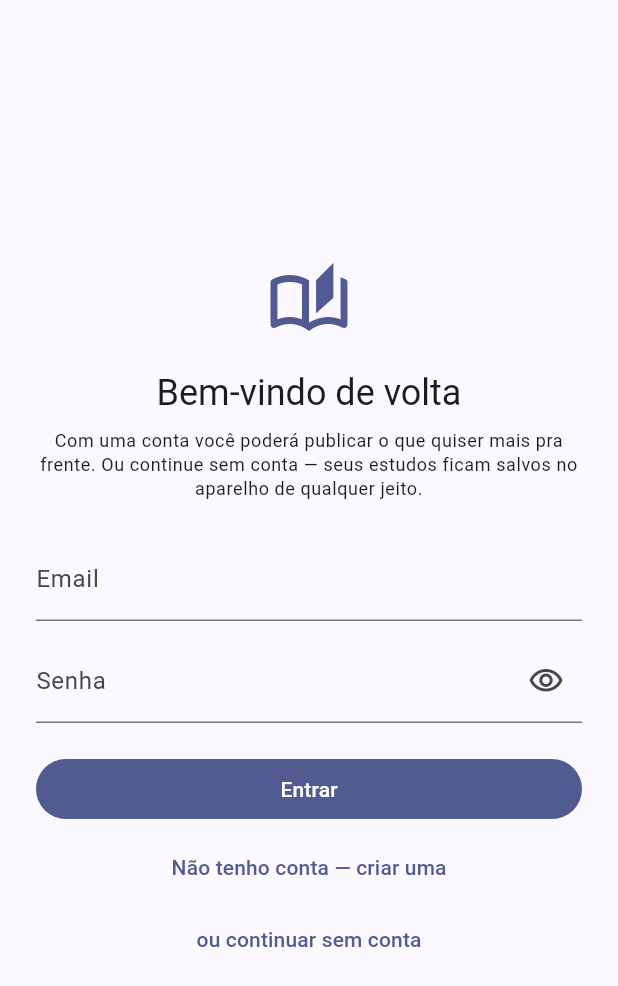
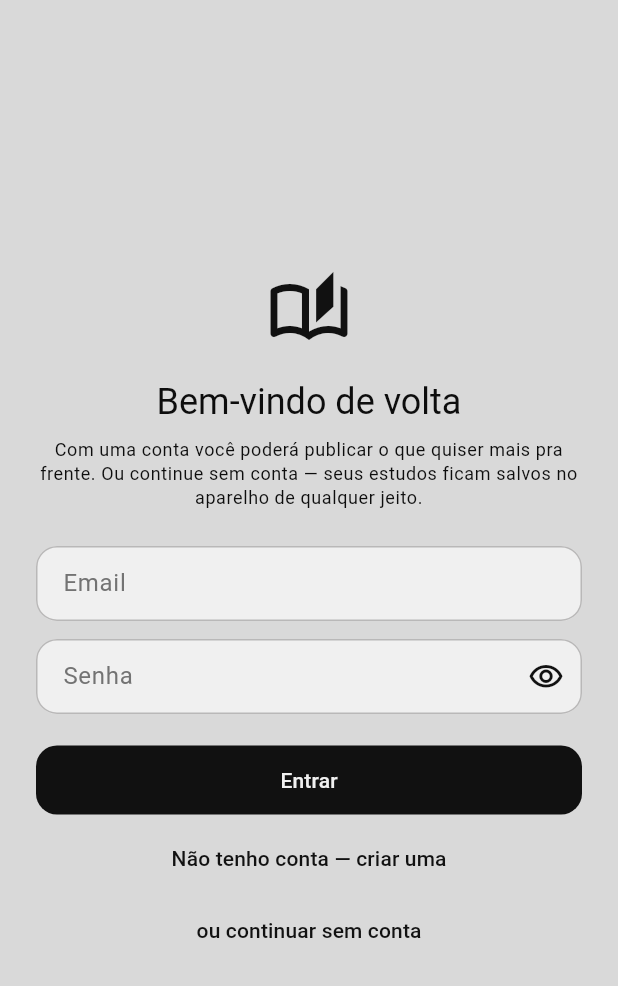
Before and after one commit to ArthurM749/app_estudos, a Flutter app: the screen it shows after launch, on a phone screen of 412 x 824 dp. Shown: the top 986 px of the screen. Run offline on Flutter 3.47's test engine with Material 3 defaults, Android fonts, the phone set to English and light mode, and no system bars; our stand-ins replace fl_chart, sqflite, sqflite_common_ffi, sqflite_common_ffi_web, supabase_flutter; accounts and stored records are empty.

Commit message:
modified:   lib/main.dart 	modified:   lib/screens/home_screen.dart 	new file:   lib/theme/app_theme.dart 	modified:   lib/widgets/dialogo_projeto.dart 	modified:   lib/widgets/grafico_pontos_semana.dart

```diff
--- a/lib/main.dart
+++ b/lib/main.dart
@@ -5,6 +5,7 @@ import 'package:supabase_flutter/supabase_flutter.dart';
 import 'config/supabase_config.dart';
 import 'data/app_state.dart';
 import 'screens/porta_de_entrada.dart';
+import 'theme/app_theme.dart';
 
 Future<void> main() async {
   WidgetsFlutterBinding.ensureInitialized();
@@ -29,16 +30,8 @@ class AppEstudos extends StatelessWidget {
           return MaterialApp(
             title: 'App de Estudos',
             debugShowCheckedModeBanner: false,
-            theme: ThemeData(
-              colorSchemeSeed: Colors.indigo,
-              brightness: Brightness.light,
-              useMaterial3: true,
-            ),
-            darkTheme: ThemeData(
-              colorSchemeSeed: Colors.indigo,
-              brightness: Brightness.dark,
-              useMaterial3: true,
-            ),
+            theme: AppTheme.light,
+            darkTheme: AppTheme.dark,
             themeMode: appState.tema,
             home: const PortaDeEntrada(),
           );
--- /dev/null
+++ b/lib/theme/app_theme.dart
@@ -0,0 +1,284 @@
+import 'package:flutter/material.dart';
+
+/// Identidade visual centralizada do App de Estudos.
+///
+/// O tema claro mantém a paleta monocromática anterior.
+/// O tema escuro usa apenas carvão, cinza e azul-acinzentado.
+class AppPalette {
+  AppPalette._();
+
+  // Tema claro: monocromático.
+  static const Color lightBackground = Color(0xFFD9D9D9);
+  static const Color lightSurface = Color(0xFFF0F0F0);
+  static const Color lightCard = Color(0xFFEAEAEA);
+  static const Color lightText = Color(0xFF0D0D0D);
+  static const Color lightMuted = Color(0xFF737373);
+  static const Color lightBorder = Color.fromARGB(255, 185, 184, 184);
+  static const Color graphite = Color.fromARGB(255, 17, 17, 17);
+
+  // Tema escuro: carvão, cinza e azul-acinzentado.
+  static const Color darkBackground = Color(0xFF0A0B0D);
+  static const Color darkSurface = Color(0xFF1A1E26);
+  static const Color darkCard = Color(0xFF1A1E26);
+  static const Color slateBlue = Color(0xFF536173);
+  static const Color paleSlateBlue = Color(0xFF8593A6);
+  static const Color darkText = Color(0xFFE2E6EC);
+  static const Color darkMuted = Color(0xFF8593A6);
+  static const Color darkBorder = Color(0xFF536173);
+}
+
+class AppTheme {
+  AppTheme._();
+
+  static ThemeData get light {
+    const colors = ColorScheme.light(
+      primary: AppPalette.graphite,
+      onPrimary: AppPalette.lightSurface,
+      primaryContainer: AppPalette.lightBorder,
+      onPrimaryContainer: AppPalette.lightText,
+      secondary: AppPalette.lightMuted,
+      onSecondary: AppPalette.lightSurface,
+      secondaryContainer: AppPalette.lightBackground,
+      onSecondaryContainer: AppPalette.lightText,
+      tertiary: AppPalette.graphite,
+      onTertiary: AppPalette.lightSurface,
+      error: AppPalette.graphite,
+      onError: AppPalette.lightSurface,
+      surface: AppPalette.lightSurface,
+      onSurface: AppPalette.lightText,
+      onSurfaceVariant: AppPalette.graphite,
+      outline: AppPalette.lightMuted,
+      outlineVariant: AppPalette.lightBorder,
+      inverseSurface: AppPalette.graphite,
+      onInverseSurface: AppPalette.lightSurface,
+      inversePrimary: AppPalette.lightBackground,
+      surfaceTint: AppPalette.graphite,
+    );
+
+    return ThemeData(
+      useMaterial3: true,
+      brightness: Brightness.light,
+      colorScheme: colors,
+      scaffoldBackgroundColor: AppPalette.lightBackground,
+      canvasColor: AppPalette.lightBackground,
+      cardColor: AppPalette.lightCard,
+      dividerColor: AppPalette.lightBorder.withOpacity(0.65),
+      shadowColor: const Color(0x22000000),
+      appBarTheme: const AppBarTheme(
+        backgroundColor: AppPalette.lightBackground,
+        foregroundColor: AppPalette.lightText,
+        elevation: 0,
+        scrolledUnderElevation: 0,
+        centerTitle: false,
+      ),
+      navigationBarTheme: NavigationBarThemeData(
+        backgroundColor: AppPalette.lightSurface,
+        indicatorColor: AppPalette.lightBackground,
+        elevation: 0,
+        labelTextStyle: MaterialStateProperty.resolveWith<TextStyle?>((states) {
+          final selected = states.contains(MaterialState.selected);
+          return TextStyle(
+            color: selected ? AppPalette.graphite : AppPalette.lightMuted,
+            fontWeight: selected ? FontWeight.w700 : FontWeight.w500,
+            fontSize: 12,
+          );
+        }),
+        iconTheme: MaterialStateProperty.resolveWith<IconThemeData?>((states) {
+          final selected = states.contains(MaterialState.selected);
+          return IconThemeData(
+            color: selected ? AppPalette.graphite : AppPalette.lightMuted,
+          );
+        }),
+      ),
+      filledButtonTheme: FilledButtonThemeData(
+        style: FilledButton.styleFrom(
+          backgroundColor: AppPalette.graphite,
+          foregroundColor: AppPalette.lightSurface,
+          disabledBackgroundColor: AppPalette.lightBorder,
+          disabledForegroundColor: AppPalette.lightMuted,
+          shape: RoundedRectangleBorder(borderRadius: BorderRadius.circular(14)),
+          padding: const EdgeInsets.symmetric(horizontal: 18, vertical: 13),
+        ),
+      ),
+      outlinedButtonTheme: OutlinedButtonThemeData(
+        style: OutlinedButton.styleFrom(
+          foregroundColor: AppPalette.graphite,
+          side: const BorderSide(color: AppPalette.lightMuted),
+          shape: RoundedRectangleBorder(borderRadius: BorderRadius.circular(14)),
+          padding: const EdgeInsets.symmetric(horizontal: 16, vertical: 12),
+        ),
+      ),
+      inputDecorationTheme: InputDecorationTheme(
+        filled: true,
+        fillColor: AppPalette.lightSurface,
+        labelStyle: const TextStyle(color: AppPalette.lightMuted),
+        hintStyle: const TextStyle(color: AppPalette.lightMuted),
+        contentPadding: const EdgeInsets.symmetric(horizontal: 14, vertical: 13),
+        border: OutlineInputBorder(
+          borderRadius: BorderRadius.circular(14),
+          borderSide: const BorderSide(color: AppPalette.lightBorder),
+        ),
+        enabledBorder: OutlineInputBorder(
+          borderRadius: BorderRadius.circular(14),
+          borderSide: const BorderSide(color: AppPalette.lightBorder),
+        ),
+        focusedBorder: OutlineInputBorder(
+          borderRadius: BorderRadius.circular(14),
+          borderSide: const BorderSide(color: AppPalette.graphite, width: 1.6),
+        ),
+      ),
+      dividerTheme: const DividerThemeData(
+        color: AppPalette.lightBorder,
+        thickness: 0.7,
+        space: 1,
+      ),
+      progressIndicatorTheme: const ProgressIndicatorThemeData(
+        color: AppPalette.graphite,
+        linearTrackColor: AppPalette.lightBorder,
+        circularTrackColor: AppPalette.lightBorder,
+      ),
+      sliderTheme: const SliderThemeData(
+        activeTrackColor: AppPalette.graphite,
+        inactiveTrackColor: AppPalette.lightBorder,
+        thumbColor: AppPalette.graphite,
+        overlayColor: Color(0x1F404040),
+      ),
+      textSelectionTheme: const TextSelectionThemeData(
+        cursorColor: AppPalette.graphite,
+        selectionColor: Color(0x55404040),
+        selectionHandleColor: AppPalette.graphite,
+      ),
+    );
+  }
+
+  static ThemeData get dark {
+    const colors = ColorScheme.dark(
+      // Quase branco: ações principais. Azul-acinzentado fica reservado
+      // para gráficos, progresso e detalhes secundários.
+      primary: AppPalette.darkText,
+      onPrimary: AppPalette.darkBackground,
+      primaryContainer: AppPalette.darkSurface,
+      onPrimaryContainer: AppPalette.darkText,
+
+      // Tons mais escuros de azul-acinzentado: gráfico e elementos secundários.
+      secondary: AppPalette.slateBlue,
+      onSecondary: AppPalette.darkText,
+      secondaryContainer: AppPalette.darkSurface,
+      onSecondaryContainer: AppPalette.darkText,
+      tertiary: AppPalette.paleSlateBlue,
+      onTertiary: AppPalette.darkBackground,
+
+      // Mantém até os estados de erro dentro da identidade monocromática.
+      error: AppPalette.paleSlateBlue,
+      onError: AppPalette.darkBackground,
+      surface: AppPalette.darkSurface,
+      onSurface: AppPalette.darkText,
+      onSurfaceVariant: AppPalette.darkMuted,
+      outline: AppPalette.slateBlue,
+      outlineVariant: AppPalette.slateBlue,
+      inverseSurface: AppPalette.darkText,
+      onInverseSurface: AppPalette.darkBackground,
+      inversePrimary: AppPalette.paleSlateBlue,
+      surfaceTint: AppPalette.darkSurface,
+    );
+
+    return ThemeData(
+      useMaterial3: true,
+      brightness: Brightness.dark,
+      colorScheme: colors,
+      scaffoldBackgroundColor: AppPalette.darkBackground,
+      canvasColor: AppPalette.darkBackground,
+      cardColor: AppPalette.darkCard,
+      dividerColor: AppPalette.darkBorder.withOpacity(0.35),
+      shadowColor: const Color(0x99000000),
+      appBarTheme: const AppBarTheme(
+        backgroundColor: AppPalette.darkBackground,
+        foregroundColor: AppPalette.darkText,
+        elevation: 0,
+        scrolledUnderElevation: 0,
+        centerTitle: false,
+      ),
+      navigationBarTheme: NavigationBarThemeData(
+        backgroundColor: AppPalette.darkBackground,
+        indicatorColor: AppPalette.darkSurface,
+        elevation: 0,
+        labelTextStyle: MaterialStateProperty.resolveWith<TextStyle?>((states) {
+          final selected = states.contains(MaterialState.selected);
+          return TextStyle(
+            // Navegação permanece discreta e monocromática.
+            color: selected ? AppPalette.darkText : AppPalette.darkMuted,
+            fontWeight: selected ? FontWeight.w700 : FontWeight.w500,
+            fontSize: 12,
+          );
+        }),
+        iconTheme: MaterialStateProperty.resolveWith<IconThemeData?>((states) {
+          final selected = states.contains(MaterialState.selected);
+          return IconThemeData(
+            color: selected ? AppPalette.darkText : AppPalette.darkMuted,
+          );
+        }),
+      ),
+      filledButtonTheme: FilledButtonThemeData(
+        style: FilledButton.styleFrom(
+          backgroundColor: AppPalette.darkText,
+          foregroundColor: AppPalette.darkBackground,
+          disabledBackgroundColor: AppPalette.darkBorder,
+          disabledForegroundColor: AppPalette.darkMuted,
+          shape: RoundedRectangleBorder(borderRadius: BorderRadius.circular(14)),
+          padding: const EdgeInsets.symmetric(horizontal: 18, vertical: 13),
+        ),
+      ),
+      outlinedButtonTheme: OutlinedButtonThemeData(
+        style: OutlinedButton.styleFrom(
+          foregroundColor: AppPalette.darkText,
+          side: const BorderSide(color: AppPalette.slateBlue),
+          shape: RoundedRectangleBorder(borderRadius: BorderRadius.circular(14)),
+          padding: const EdgeInsets.symmetric(horizontal: 16, vertical: 12),
+        ),
+      ),
+      textButtonTheme: TextButtonThemeData(
+        style: TextButton.styleFrom(foregroundColor: AppPalette.darkMuted),
+      ),
+      inputDecorationTheme: InputDecorationTheme(
+        filled: true,
+        fillColor: AppPalette.darkCard,
+        labelStyle: const TextStyle(color: AppPalette.darkMuted),
+        hintStyle: const TextStyle(color: AppPalette.darkMuted),
+        contentPadding: const EdgeInsets.symmetric(horizontal: 14, vertical: 13),
+        border: OutlineInputBorder(
+          borderRadius: BorderRadius.circular(14),
+          borderSide: const BorderSide(color: AppPalette.darkBorder),
+        ),
+        enabledBorder: OutlineInputBorder(
+          borderRadius: BorderRadius.circular(14),
+          borderSide: const BorderSide(color: AppPalette.darkBorder),
+        ),
+        focusedBorder: OutlineInputBorder(
+          borderRadius: BorderRadius.circular(14),
+          borderSide: const BorderSide(color: AppPalette.paleSlateBlue, width: 1.6),
+        ),
+      ),
+      dividerTheme: DividerThemeData(
+        color: AppPalette.darkBorder.withOpacity(0.35),
+        thickness: 0.7,
+        space: 1,
+      ),
+      progressIndicatorTheme: const ProgressIndicatorThemeData(
+        color: AppPalette.paleSlateBlue,
+        linearTrackColor: AppPalette.slateBlue,
+        circularTrackColor: AppPalette.slateBlue,
+      ),
+      sliderTheme: const SliderThemeData(
+        activeTrackColor: AppPalette.paleSlateBlue,
+        inactiveTrackColor: AppPalette.slateBlue,
+        thumbColor: AppPalette.paleSlateBlue,
+        overlayColor: Color(0x338593A6),
+      ),
+      textSelectionTheme: const TextSelectionThemeData(
+        cursorColor: AppPalette.paleSlateBlue,
+        selectionColor: Color(0x558593A6),
+        selectionHandleColor: AppPalette.paleSlateBlue,
+      ),
+    );
+  }
+}
```
Also changed, not shown: lib/screens/home_screen.dart (+7 -5 lines), lib/widgets/dialogo_projeto.dart (+13 -8 lines), lib/widgets/grafico_pontos_semana.dart (+9 -6 lines).
